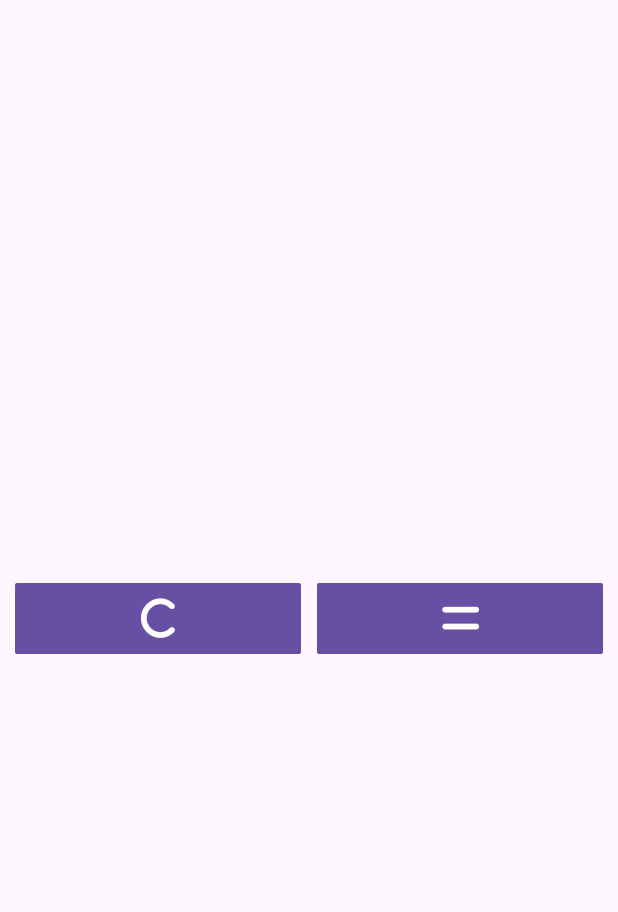
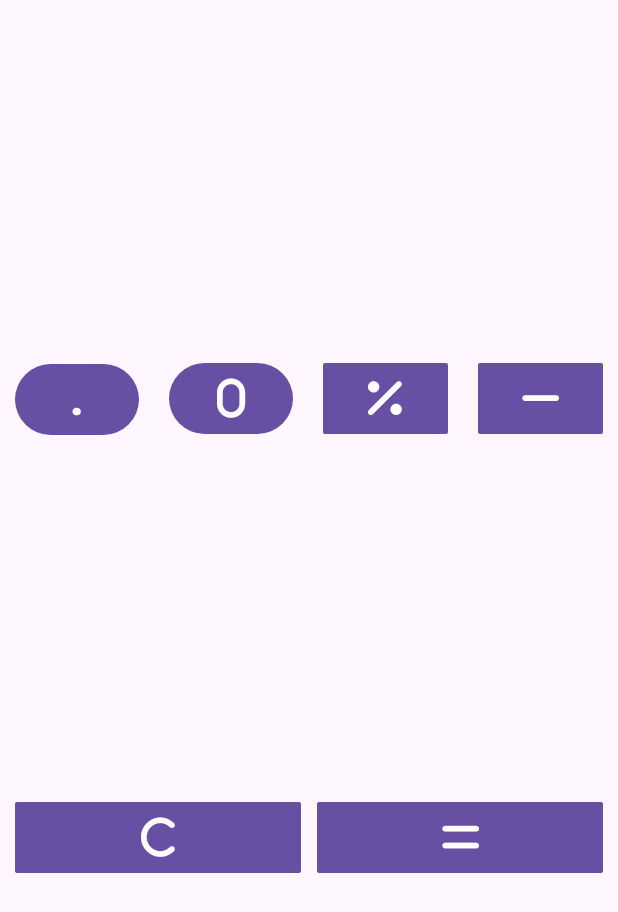
Before and after one commit to AkshitMoudgil/COMP3025_ASSIGNMENT1, an Android app: the screen it shows after launch (MainActivity), on a phone screen of 412 x 824 dp. Shown: the top 912 px of the screen. Run offline under Robolectric (Android 15) with nearby library versions, the phone set to English and light mode, and no system bars.

Commit message:
added second row of calculator

```diff
--- a/app/src/main/res/layout/activity_main.xml
+++ b/app/src/main/res/layout/activity_main.xml
@@ -8,6 +8,77 @@
     tools:context=".MainActivity">
 
     <LinearLayout
+        android:id="@+id/secondRow"
+        android:layout_width="match_parent"
+        android:layout_height="wrap_content"
+        android:orientation="horizontal"
+        app:layout_constraintBottom_toTopOf="@id/firstRow"
+        app:layout_constraintEnd_toEndOf="parent"
+        app:layout_constraintStart_toStartOf="parent"
+        app:layout_constraintTop_toTopOf="parent">
+
+        <Button
+            android:id="@+id/decimalButton"
+            android:layout_width="@dimen/button_size"
+            android:layout_height="@dimen/button_size"
+            android:layout_marginStart="@dimen/margin_x"
+            android:layout_marginEnd="@dimen/margin_x"
+            android:layout_weight="1"
+            android:fontFamily="@font/fa_solid_900"
+            android:paddingStart="@dimen/padding_x"
+            android:paddingEnd="@dimen/padding_x"
+            android:tag="."
+            android:text="."
+            android:textSize="@dimen/button_text"
+            />
+
+        <Button
+            android:id="@+id/zeroButton"
+            android:layout_width="@dimen/button_size"
+            android:layout_height="@dimen/button_size"
+            android:layout_marginStart="@dimen/margin_x"
+            android:layout_marginEnd="@dimen/margin_x"
+            android:layout_weight="1"
+            android:fontFamily="@font/fa_solid_900"
+            android:paddingStart="@dimen/padding_x"
+            android:paddingEnd="@dimen/padding_x"
+            android:tag="0"
+            android:text="0"
+            android:textSize="@dimen/button_text"
+            />
+
+        <Button
+            android:id="@+id/percentButton"
+            android:layout_width="@dimen/button_size"
+            android:layout_height="@dimen/button_size"
+            android:layout_marginStart="@dimen/margin_x"
+            android:layout_marginEnd="@dimen/margin_x"
+            android:layout_weight="1"
+            android:fontFamily="@font/fa_solid_900"
+            android:paddingStart="@dimen/padding_x"
+            android:paddingEnd="@dimen/padding_x"
+            android:tag="percent"
+            android:text="@string/percent"
+            android:textSize="@dimen/button_text"
+            app:cornerRadius="1dp" />
+
+        <Button
+            android:id="@+id/minusButton"
+            android:layout_width="@dimen/button_size"
+            android:layout_height="@dimen/button_size"
+            android:layout_marginStart="@dimen/margin_x"
+            android:layout_marginEnd="@dimen/margin_x"
+            android:layout_weight="1"
+            android:fontFamily="@font/fa_solid_900"
+            android:paddingStart="@dimen/padding_x"
+            android:paddingEnd="@dimen/padding_x"
+            android:tag="minus"
+            android:text="@string/minus"
+            android:textSize="@dimen/button_text"
+            app:cornerRadius="1dp" />
+    </LinearLayout>
+
+    <LinearLayout
         android:id="@+id/firstRow"
         android:layout_width="match_parent"
         android:layout_height="wrap_content"
@@ -15,7 +86,7 @@
         app:layout_constraintBottom_toBottomOf="parent"
         app:layout_constraintEnd_toEndOf="parent"
         app:layout_constraintStart_toStartOf="parent"
-        app:layout_constraintTop_toTopOf="parent">
+        app:layout_constraintTop_toBottomOf="@id/secondRow">
 
         <Button
             android:id="@+id/clearButton"
```
